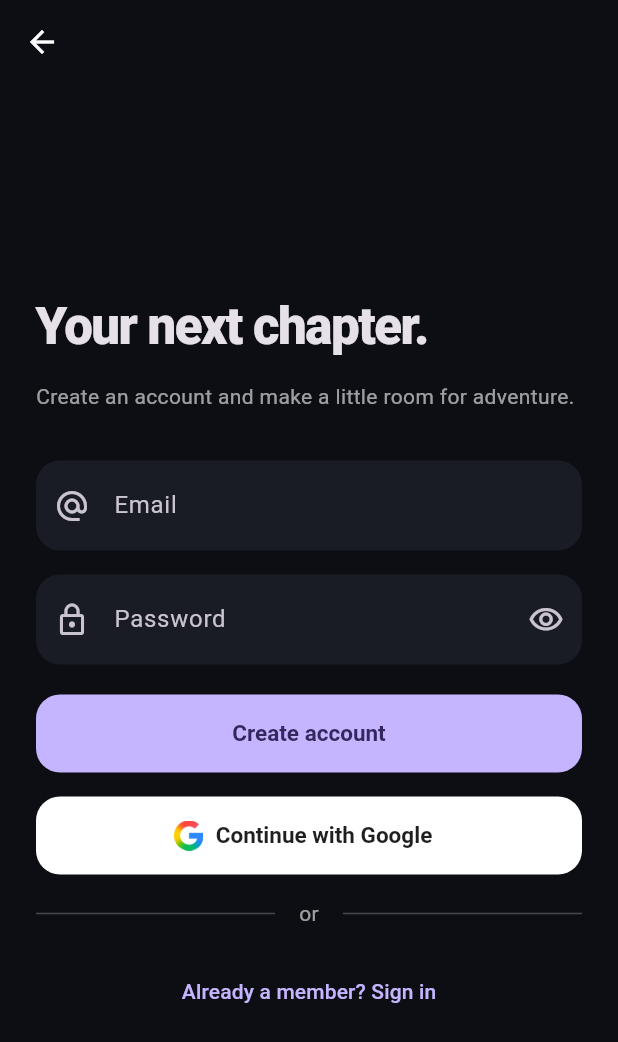
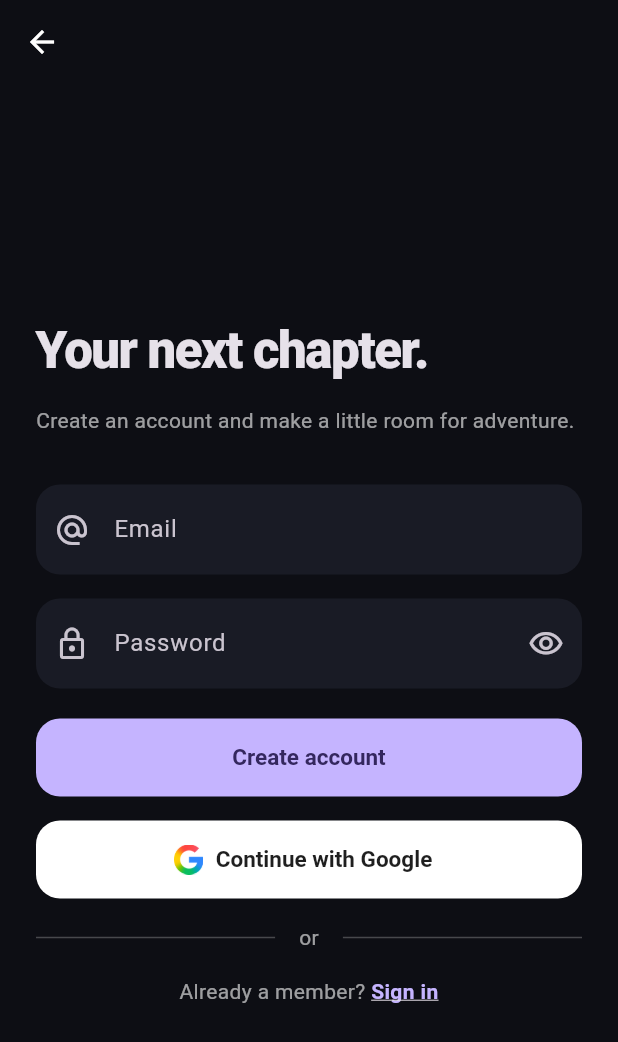
Before and after one commit to Oscasavia/mooddare, a Flutter app: the AuthFormScreen screen opened directly, on a phone screen of 412 x 824 dp. Shown: the top 1042 px of the screen. Run offline on Flutter 3.47's test engine with Material 3 defaults, Android fonts, the phone set to English and light mode, and no system bars; our stand-ins replace camera, cloud_firestore, firebase_auth, firebase_core, firebase_storage, google_sign_in and 4 more; missing offline and left inert: gal, video_thumbnail; accounts and stored records are empty.

Commit message:
Use inline auth links without button padding

```diff
--- a/lib/features/auth/presentation/screens/auth_form_screen.dart
+++ b/lib/features/auth/presentation/screens/auth_form_screen.dart
@@ -1,4 +1,5 @@
 import 'package:flutter/material.dart';
+import 'package:flutter/gestures.dart';
 import 'package:mooddare/core/user_message.dart';
 import '../../data/repositories/auth_repository.dart';
 import 'forgot_password_screen.dart';
@@ -14,10 +15,19 @@ class AuthFormScreen extends StatefulWidget {
 class _AuthFormScreenState extends State<AuthFormScreen> {
   final _form = GlobalKey<FormState>();
   final _email = TextEditingController(), _password = TextEditingController();
+  final _accountLink = TapGestureRecognizer();
   late final _auth = widget.repository ?? AuthRepository();
   late bool _signUp = widget.signUp;
   bool _busy = false, _obscure = true;
   String? _error;
+  void _switchAccountMode() {
+    if (_busy) return;
+    setState(() {
+      _signUp = !_signUp;
+      _error = null;
+    });
+  }
+
   Future<void> _submit({bool google = false}) async {
     if (_busy || (!google && !_form.currentState!.validate())) return;
     FocusScope.of(context).unfocus();
@@ -51,6 +61,7 @@ class _AuthFormScreenState extends State<AuthFormScreen> {
   void dispose() {
     _email.dispose();
     _password.dispose();
+    _accountLink.dispose();
     super.dispose();
   }
 
@@ -223,21 +234,31 @@ class _AuthFormScreenState extends State<AuthFormScreen> {
                           ],
                         ),
                       ),
-                      TextButton(
-                        style: TextButton.styleFrom(
-                          minimumSize: const Size.fromHeight(52),
+                      Text.rich(
+                        TextSpan(
+                          children: [
+                            TextSpan(
+                              text: _signUp
+                                  ? 'Already a member? '
+                                  : 'New here? ',
+                              style: const TextStyle(color: Colors.white60),
+                            ),
+                            TextSpan(
+                              text: _signUp ? 'Sign in' : 'Create an account',
+                              style: TextStyle(
+                                color: _busy
+                                    ? Colors.white38
+                                    : Theme.of(context).colorScheme.primary,
+                                fontWeight: FontWeight.w600,
+                                decoration: TextDecoration.underline,
+                              ),
+                              recognizer: _busy
+                                  ? null
+                                  : (_accountLink..onTap = _switchAccountMode),
+                            ),
+                          ],
                         ),
-                        onPressed: _busy
-                            ? null
-                            : () => setState(() {
-                                _signUp = !_signUp;
-                                _error = null;
-                              }),
-                        child: Text(
-                          _signUp
-                              ? 'Already a member? Sign in'
-                              : 'New here? Create an account',
-                        ),
+                        textAlign: TextAlign.center,
                       ),
                     ],
                   ),
```
